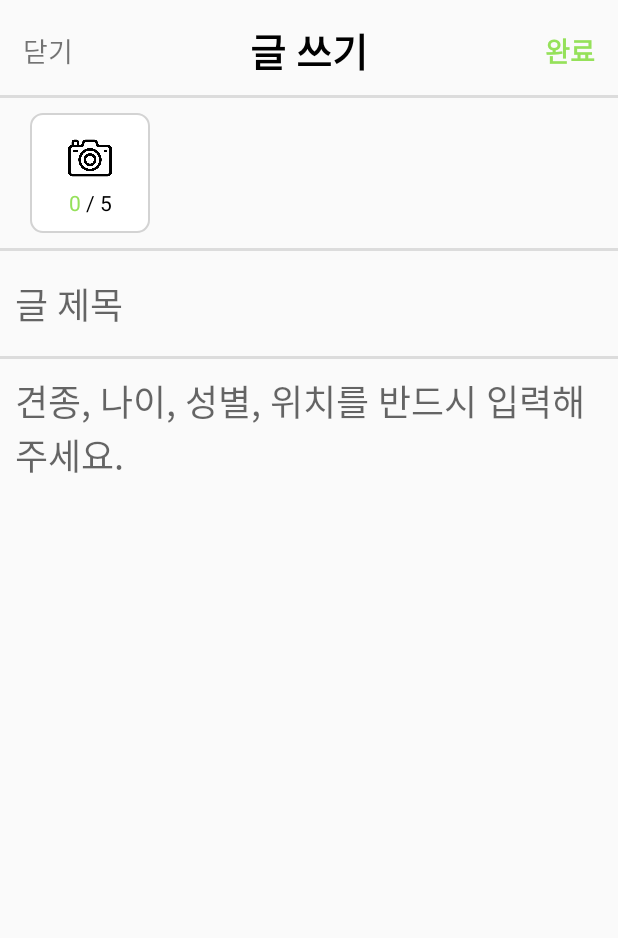
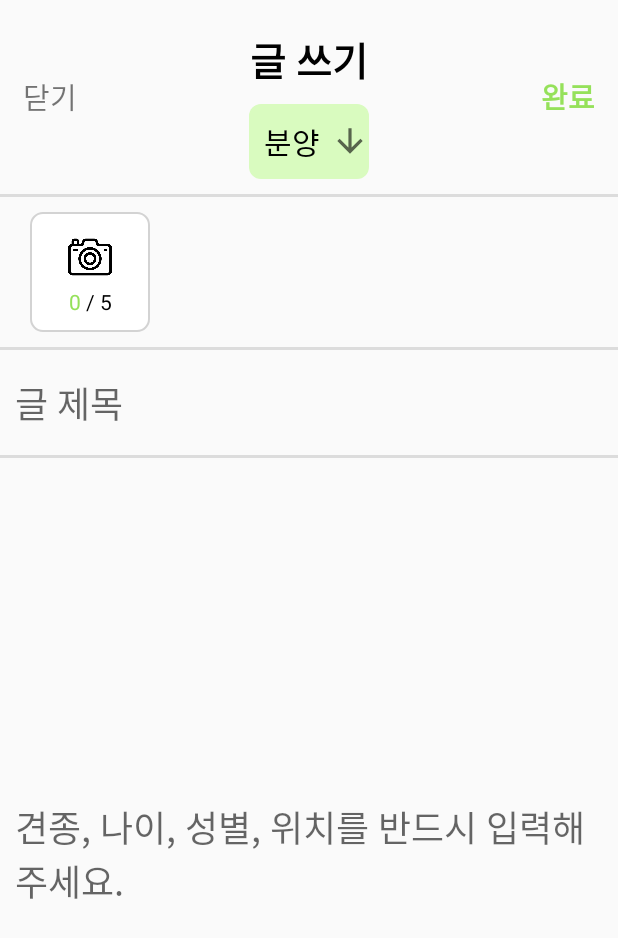
Before and after one commit to K-Graduate/application, an Android app: the WritePostActivity screen opened directly, with no data from a screen before it, on a phone screen of 412 x 824 dp. Shown: the top 938 px of the screen. Run offline under Robolectric (Android 15) with nearby library versions, the phone set to English and light mode, and no system bars; pictures from the network do not load.

Commit message:
spinner 추가

```diff
--- a/KGraduate/app/src/main/java/com/example/kgraduate/layouts/SplashActivity.kt
+++ b/KGraduate/app/src/main/java/com/example/kgraduate/layouts/SplashActivity.kt
@@ -6,6 +6,7 @@ import android.os.Handler
 import androidx.appcompat.app.AppCompatActivity
 import com.example.kgraduate.R
 import com.example.kgraduate.login.LoginActivity
+import com.example.kgraduate.write.WritePostActivity
 
 class SplashActivity : AppCompatActivity() {
     override fun onCreate(savedInstanceState: Bundle?) {
@@ -17,7 +18,8 @@ class SplashActivity : AppCompatActivity() {
     private fun startLoading() {
         val handler = Handler()
         handler.postDelayed({
-            startActivity(Intent(applicationContext, LoginActivity::class.java))
+            //startActivity(Intent(applicationContext, LoginActivity::class.java))
+            startActivity(Intent(applicationContext, WritePostActivity::class.java))
             finish()
         }, 1200)
     }
--- a/KGraduate/app/src/main/java/com/example/kgraduate/login/LoginActivity.kt
+++ b/KGraduate/app/src/main/java/com/example/kgraduate/login/LoginActivity.kt
@@ -22,9 +22,9 @@ import retrofit2.converter.gson.GsonConverterFactory
 class LoginActivity : AppCompatActivity() {
     companion object {
         const val TAG = "TAG_GRADUATE"
-        const val ServerUrl = "https://df4d-121-131-74-18.ngrok.io"
+        //const val ServerUrl = "https://df4d-121-131-74-18.ngrok.io"
         //const val ServerUrl = "https://eunpyo.loca.lt"
-        //const val ServerUrl = "http://175.123.112.88:8080"
+        const val ServerUrl = "http://175.123.112.88:8080"
         //const val ServerUrl = "http://18.223.182.55:8080"
     }
 
--- a/KGraduate/app/src/main/java/com/example/kgraduate/love/LoveFragment.kt
+++ b/KGraduate/app/src/main/java/com/example/kgraduate/love/LoveFragment.kt
@@ -93,7 +93,7 @@ class LoveFragment : Fragment() {
                 val itemCount = recyclerView.adapter!!.itemCount - 1
 
                 // 리사이클러뷰 최하단 도착
-                if(lastPosition == itemCount) {
+                if(lastPosition == itemCount && lastOffset.toInt() > 1) {
                     postService.getPost(authorization, lastOffset).enqueue(object : Callback<getPostResponse> {
                         override fun onResponse(
                             call: Call<getPostResponse>,
--- a/KGraduate/app/src/main/java/com/example/kgraduate/write/WritePostActivity.kt
+++ b/KGraduate/app/src/main/java/com/example/kgraduate/write/WritePostActivity.kt
@@ -12,10 +12,15 @@ import androidx.appcompat.app.AppCompatActivity
 import android.os.Bundle
 import android.provider.MediaStore
 import android.util.Log
+import android.view.View
+import android.widget.AdapterView
+import android.widget.ArrayAdapter
+import android.widget.Toast
 import androidx.activity.result.contract.ActivityResultContracts
 import androidx.core.app.ActivityCompat
 import androidx.core.content.ContextCompat
 import androidx.recyclerview.widget.LinearLayoutManager
+import com.example.kgraduate.R
 import com.example.kgraduate.databinding.ActivityWritePostBinding
 import com.example.kgraduate.login.LoginActivity.Companion.ServerUrl
 import com.example.kgraduate.repository.dto.response.PostResponse
@@ -50,6 +55,7 @@ class WritePostActivity : AppCompatActivity(), onRemoveClick {
     lateinit var retrofit: Retrofit
     lateinit var postService: PostService
     var body: PostResponse? = null
+    lateinit var post_type : String
 
     lateinit var prefs: SharedPreferences
 
@@ -145,6 +151,21 @@ class WritePostActivity : AppCompatActivity(), onRemoveClick {
             finish()
         }
 
+        // Spinner를 위한 ArrayAdapter 설정
+        val types = resources.getStringArray(R.array.post_type)
+        binding.spType.adapter = ArrayAdapter(this,R.layout.spinner_item,types)
+        binding.spType.onItemSelectedListener = object : AdapterView.OnItemSelectedListener {
+            override fun onItemSelected(p0: AdapterView<*>?, p1: View?, p2: Int, p3: Long) {
+                val vv = binding.spType.getItemAtPosition(p2)
+                Toast.makeText(baseContext,vv.toString(),Toast.LENGTH_SHORT).show()
+            }
+
+            override fun onNothingSelected(p0: AdapterView<*>?) {
+
+            }
+
+        }
+
         // 갤러리에서 이미지 가져오기
         binding.ivCamera.setOnClickListener {
             launcher.launch("image/*")
--- /dev/null
+++ b/KGraduate/app/src/main/res/drawable/bg_spinner_type.xml
@@ -0,0 +1,18 @@
+<?xml version="1.0" encoding="utf-8"?>
+<selector xmlns:android="http://schemas.android.com/apk/res/android">
+    <item>
+        <layer-list>
+            <item>
+                <shape android:shape="rectangle">
+                    <solid android:color="@color/green_custom" />
+                    <corners android:radius="8dp" />
+                </shape>
+            </item>
+            <item
+                android:drawable="@drawable/ic_baseline_arrow_downward_24"
+                android:gravity="center|end"
+                android:width="25dp"
+                android:height="25dp" />
+        </layer-list>
+    </item>
+</selector>
--- /dev/null
+++ b/KGraduate/app/src/main/res/drawable/ic_baseline_arrow_downward_24.xml
@@ -0,0 +1,10 @@
+<vector xmlns:android="http://schemas.android.com/apk/res/android"
+    android:width="24dp"
+    android:height="24dp"
+    android:viewportWidth="24"
+    android:viewportHeight="24"
+    android:tint="?attr/colorControlNormal">
+  <path
+      android:fillColor="@android:color/white"
+      android:pathData="M20,12l-1.41,-1.41L13,16.17V4h-2v12.17l-5.58,-5.59L4,12l8,8 8,-8z"/>
+</vector>
--- a/KGraduate/app/src/main/res/layout/activity_write_post.xml
+++ b/KGraduate/app/src/main/res/layout/activity_write_post.xml
@@ -11,10 +11,10 @@
         android:layout_width="wrap_content"
         android:layout_height="wrap_content"
         android:text="닫기"
-        android:textSize="18sp"
+        android:textSize="19sp"
         app:layout_constraintTop_toTopOf="parent"
+        app:layout_constraintBottom_toTopOf="@id/view_divider"
         app:layout_constraintStart_toStartOf="parent"
-        android:layout_marginTop="20dp"
         android:layout_marginStart="15dp"/>
 
     <TextView
@@ -25,10 +25,20 @@
         android:textColor="@color/black"
         android:textSize="26sp"
         android:textStyle="bold"
-        app:layout_constraintTop_toTopOf="@id/tv_close"
+        app:layout_constraintTop_toTopOf="parent"
         app:layout_constraintBottom_toBottomOf="@id/tv_close"
         app:layout_constraintStart_toStartOf="parent"
         app:layout_constraintEnd_toEndOf="parent"/>
+
+    <Spinner
+        android:id="@+id/sp_type"
+        android:layout_width="80dp"
+        android:layout_height="wrap_content"
+        android:background="@drawable/bg_spinner_type"
+        app:layout_constraintStart_toStartOf="parent"
+        app:layout_constraintEnd_toEndOf="parent"
+        app:layout_constraintTop_toBottomOf="@id/tv_write"
+        android:layout_marginTop="10dp"/>
 
     <TextView
         android:id="@+id/tv_post"
@@ -37,7 +47,7 @@
         android:layout_marginEnd="15dp"
         android:text="완료"
         android:textColor="#95E15A"
-        android:textSize="18sp"
+        android:textSize="19sp"
         android:textStyle="bold"
         app:layout_constraintEnd_toEndOf="parent"
         app:layout_constraintTop_toTopOf="@id/tv_close" />
@@ -45,7 +55,7 @@
     <View style="@style/Divider"
     android:id="@+id/view_divider"
     app:layout_constraintStart_toStartOf="parent"
-    app:layout_constraintTop_toBottomOf="@id/tv_write"
+    app:layout_constraintTop_toBottomOf="@id/sp_type"
     android:layout_marginTop="10dp"/>
 
     <ImageView
@@ -118,13 +128,13 @@
         android:id="@+id/et_title"
         android:layout_width="match_parent"
         android:layout_height="wrap_content"
+        android:padding="10dp"
         android:textSize="24sp"
         android:hint="글 제목"
         android:background="@android:color/transparent"
         app:layout_constraintTop_toBottomOf="@id/view_divider2"
         app:layout_constraintBottom_toTopOf="@id/view_divider3"
-        app:layout_constraintStart_toStartOf="parent"
-        android:layout_marginStart="10dp"/>
+        app:layout_constraintStart_toStartOf="parent" />
 
     <View style="@style/Divider"
         android:id="@+id/view_divider3"
@@ -135,13 +145,14 @@
     <EditText
         android:id="@+id/et_content"
         android:layout_width="wrap_content"
-        android:layout_height="wrap_content"
+        android:layout_height="0dp"
         android:textSize="24sp"
         android:hint="견종, 나이, 성별, 위치를 반드시 입력해주세요."
         android:background="@android:color/transparent"
         app:layout_constraintTop_toBottomOf="@id/view_divider3"
         app:layout_constraintEnd_toEndOf="parent"
         app:layout_constraintStart_toStartOf="parent"
+        app:layout_constraintBottom_toBottomOf="parent"
         android:layout_marginTop="10dp"
         android:paddingHorizontal="10dp"/>
 
--- /dev/null
+++ b/KGraduate/app/src/main/res/layout/spinner_item.xml
@@ -0,0 +1,7 @@
+<?xml version="1.0" encoding="utf-8"?>
+<TextView xmlns:android="http://schemas.android.com/apk/res/android"
+    android:layout_width="match_parent"
+    android:layout_height="wrap_content"
+    android:textSize="20sp"
+    android:textColor="@color/black"
+    android:padding="10dp"/>
--- a/KGraduate/app/src/main/res/values/strings.xml
+++ b/KGraduate/app/src/main/res/values/strings.xml
@@ -1,3 +1,8 @@
 <resources>
     <string name="app_name">KGraduate</string>
+    <string-array name="post_type">
+        <item>분양</item>
+        <item>교배</item>
+        <item>제보</item>
+    </string-array>
 </resources>
```
